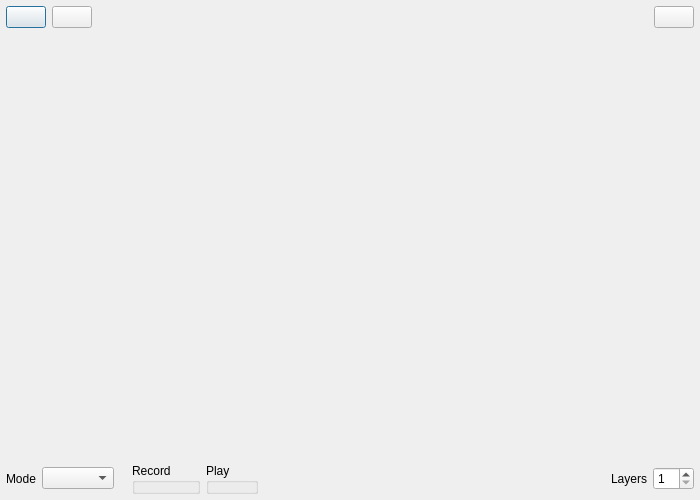
The window that src/Common/gui/LooperWindow.ui (elieserdejesus/JamTaba) describes before a commit, drawn with Qt 5.
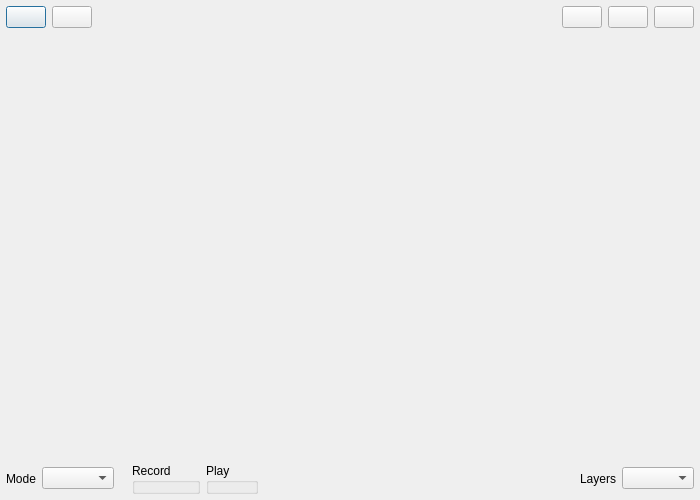
The same window after the commit. Icons and pictures are not drawn.

Commit message: [WIP] Save and load loops (#740)

Patch:
```diff
--- a/src/Common/gui/LooperWindow.ui
+++ b/src/Common/gui/LooperWindow.ui
@@ -106,6 +106,34 @@
         </property>
        </spacer>
       </item>
+      <item>
+       <widget class="QPushButton" name="loadButton">
+        <property name="toolTip">
+         <string>Load looper layers</string>
+        </property>
+        <property name="text">
+         <string/>
+        </property>
+        <property name="icon">
+         <iconset resource="../../resources/jamtaba.qrc">
+          <normaloff>:/images/load.png</normaloff>:/images/load.png</iconset>
+        </property>
+       </widget>
+      </item>
+      <item>
+       <widget class="QPushButton" name="saveButton">
+        <property name="toolTip">
+         <string>Save looper layers</string>
+        </property>
+        <property name="text">
+         <string notr="true"/>
+        </property>
+        <property name="icon">
+         <iconset resource="../../resources/jamtaba.qrc">
+          <normaloff>:/images/save.png</normaloff>:/images/save.png</iconset>
+        </property>
+       </widget>
+      </item>
       <item>
        <widget class="QPushButton" name="resetButton">
         <property name="sizePolicy">
@@ -270,11 +298,7 @@
          </widget>
         </item>
         <item>
-         <widget class="QSpinBox" name="maxLayersSpinBox">
-          <property name="minimum">
-           <number>1</number>
-          </property>
-         </widget>
+         <widget class="QComboBox" name="maxLayersComboBox"/>
         </item>
        </layout>
       </item>
```
Left out of the diff: 1 changed line with no effect on the pictures. The commit also changes 50 other files.
